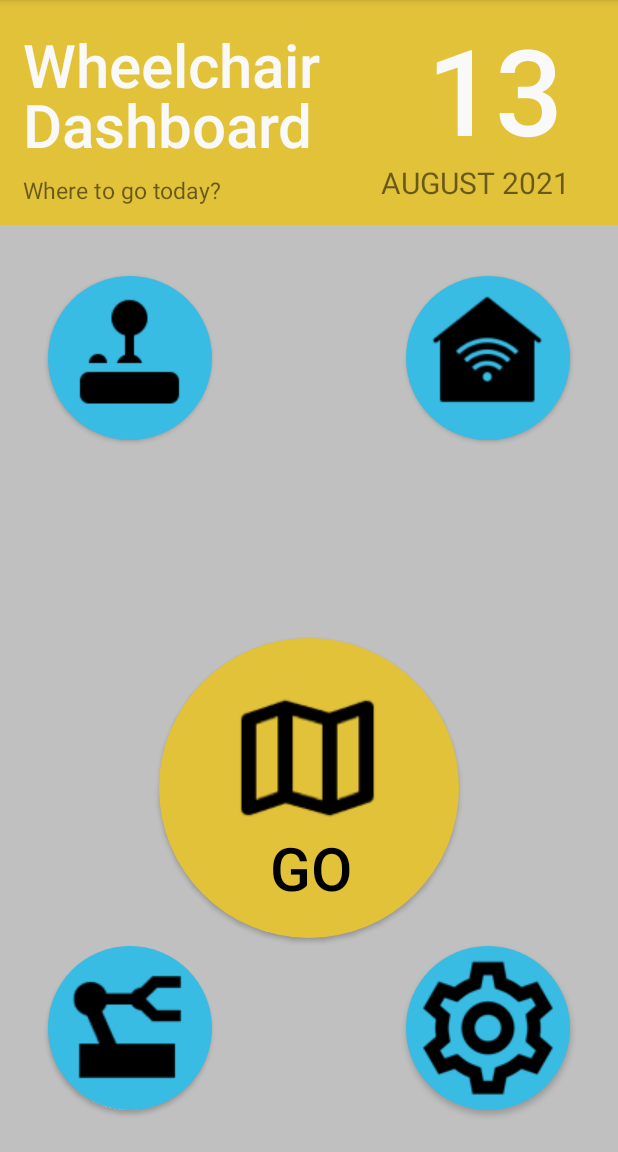
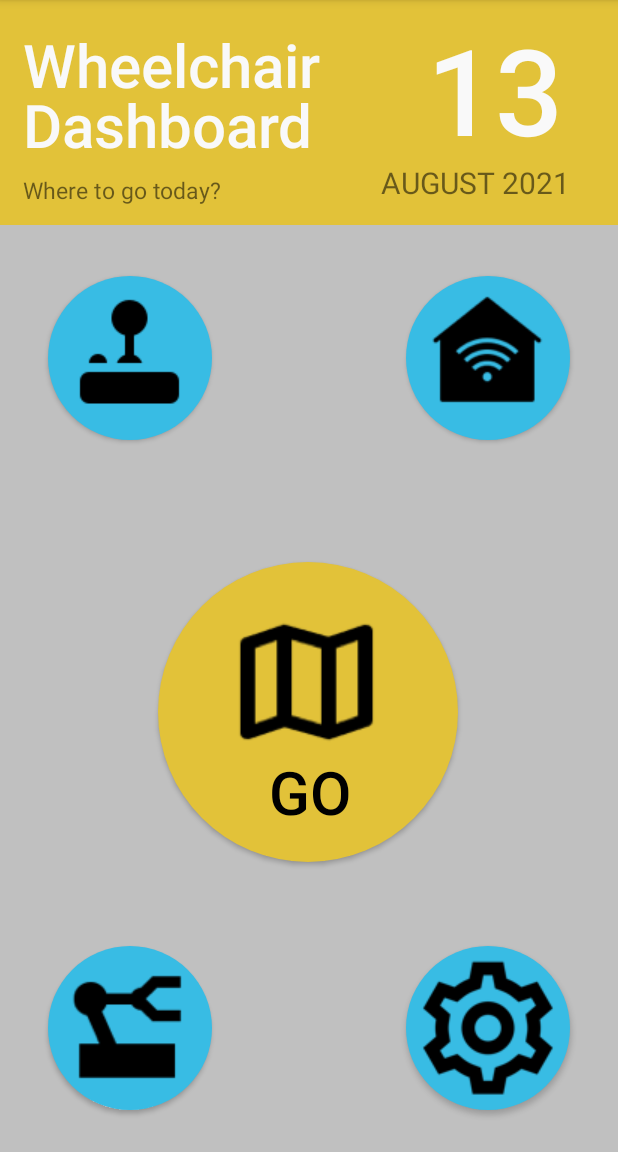
Before and after one commit to gen-e-sis/AIoTR-App, an Android app: the screen it shows after launch (MainActivity), on a phone screen of 412 x 824 dp, the part 84-1236 px from its top. Run offline under Robolectric (Android 15) with nearby library versions, the phone set to English and light mode, and no system bars; libraries missing offline, so code that uses them is left out: com.mapbox.mapboxsdk; 2 statements that could not run were skipped.

```diff
--- a/app/src/main/res/layout/fragment_home.xml
+++ b/app/src/main/res/layout/fragment_home.xml
@@ -10,20 +10,20 @@
         android:id="@+id/home_page_title2"
         android:layout_width="wrap_content"
         android:layout_height="wrap_content"
+        android:layout_marginEnd="7dp"
+        android:layout_marginBottom="20dp"
         android:elevation="10dp"
         android:fontFamily="sans-serif-medium"
         android:gravity="left"
         android:lineSpacingExtra="-7dp"
         android:text="GO"
-        android:layout_marginBottom="20dp"
-        android:layout_marginEnd="7dp"
-        app:layout_constraintBottom_toBottomOf="@id/auto_nav"
-        app:layout_constraintStart_toStartOf="@id/auto_nav"
         android:textColor="#000000"
         android:textSize="40sp"
         android:typeface="sans"
+        app:layout_constraintBottom_toBottomOf="@id/auto_nav"
         app:layout_constraintEnd_toEndOf="@id/auto_nav"
-        app:layout_constraintHorizontal_bias="0.534" />
+        app:layout_constraintHorizontal_bias="0.534"
+        app:layout_constraintStart_toStartOf="@id/auto_nav" />
 
     <View
         android:id="@+id/view"
@@ -57,8 +57,8 @@
         android:layout_marginEnd="32dp"
         android:layout_marginBottom="28dp"
         android:background="@drawable/round_button"
+        android:drawableTop="@drawable/settings"
         android:onClick="goToMapFragment"
-        android:drawableTop="@drawable/settings"
         app:iconSize="75dp"
         app:layout_constraintBottom_toBottomOf="parent"
         app:layout_constraintEnd_toEndOf="parent" />
@@ -70,28 +70,27 @@
         android:layout_marginStart="32dp"
         android:layout_marginBottom="28dp"
         android:background="@drawable/round_button"
+        android:drawableTop="@drawable/robotarm"
         android:onClick="goToMapFragment"
-        android:drawableTop="@drawable/robotarm"
         app:iconSize="75dp"
         app:layout_constraintBottom_toBottomOf="parent"
         app:layout_constraintStart_toStartOf="parent" />
+
 
     <androidx.appcompat.widget.AppCompatButton
         android:id="@+id/auto_nav"
         android:layout_width="200dp"
         android:layout_height="200dp"
-        android:layout_marginTop="5dp"
-        android:layout_marginBottom="5dp"
+        android:layout_marginBottom="56dp"
         android:background="@drawable/round_big_button"
+        android:drawableTop="@drawable/icons8"
         android:onClick="goToMapFragment"
-        android:drawableTop="@drawable/icons8"
         android:padding="30dp"
         app:iconSize="120dp"
+        app:layout_constraintBottom_toTopOf="@id/robotArm"
         app:layout_constraintEnd_toEndOf="parent"
-        app:layout_constraintStart_toStartOf="parent"
-        app:layout_constraintTop_toBottomOf="@id/joystick"
-        app:layout_constraintBottom_toTopOf="@id/robotArm"/>
-
+        app:layout_constraintHorizontal_bias="0.497"
+        app:layout_constraintStart_toStartOf="parent" />
 
     <androidx.appcompat.widget.AppCompatButton
         android:id="@+id/shc"
@@ -100,8 +99,8 @@
         android:layout_marginTop="184dp"
         android:layout_marginEnd="32dp"
         android:background="@drawable/round_button"
+        android:drawableTop="@drawable/smarthome"
         android:onClick="goToMapFragment"
-        android:drawableTop="@drawable/smarthome"
         android:textColorLink="#FFEB3B"
         app:icon="@drawable/gps"
         app:iconSize="75dp"
```
Also changed, not shown: app/src/main/java/com/schneewittchen/rosandroid/ui/fragments/manualControl/ManualControlFragment.java (+27 -0 lines), app/src/main/res/layout/fragment_manual_control.xml (+6 -4 lines).
